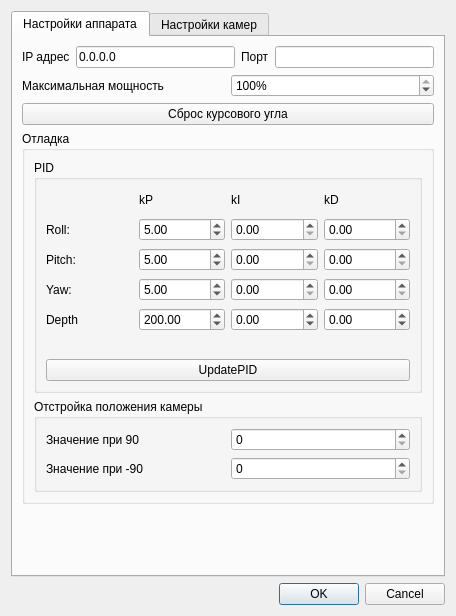
First picture: the form in settingsdialog.ui, repository SevR0V/Chersonesos, before the edit.
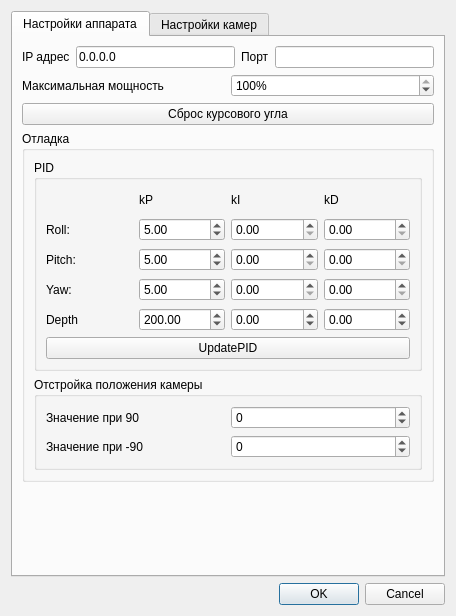
Second picture: the form after the edit.

```diff
--- a/settingsdialog.ui
+++ b/settingsdialog.ui
@@ -121,7 +121,7 @@
             </property>
             <layout class="QVBoxLayout" name="verticalLayout_5">
              <item>
-              <layout class="QGridLayout" name="gridLayout" rowminimumheight="22,22,22,22,22,22">
+              <layout class="QGridLayout" name="gridLayout" rowminimumheight="22,22,22,22,22">
                <property name="sizeConstraint">
                 <enum>QLayout::SizeConstraint::SetDefaultConstraint</enum>
                </property>
@@ -472,7 +472,14 @@
                 </widget>
                </item>
                <item>
-                <widget class="QSpinBox" name="spinBox_Cam_angle_plus"/>
+                <widget class="QSpinBox" name="spinBox_Cam_angle_plus">
+                 <property name="minimum">
+                  <number>-360</number>
+                 </property>
+                 <property name="maximum">
+                  <number>360</number>
+                 </property>
+                </widget>
                </item>
               </layout>
              </item>
@@ -486,7 +493,14 @@
                 </widget>
                </item>
                <item>
-                <widget class="QSpinBox" name="spinBox_Cam_angle_minus"/>
+                <widget class="QSpinBox" name="spinBox_Cam_angle_minus">
+                 <property name="minimum">
+                  <number>-360</number>
+                 </property>
+                 <property name="maximum">
+                  <number>360</number>
+                 </property>
+                </widget>
                </item>
               </layout>
              </item>
```
